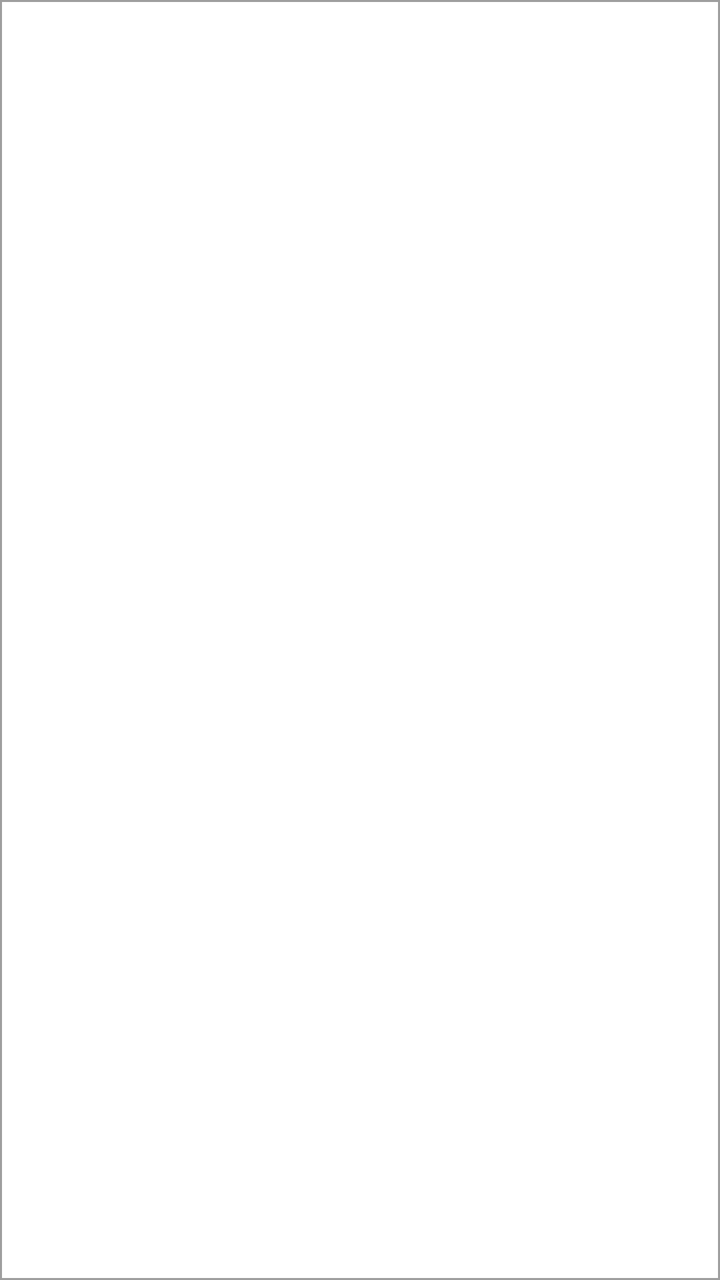
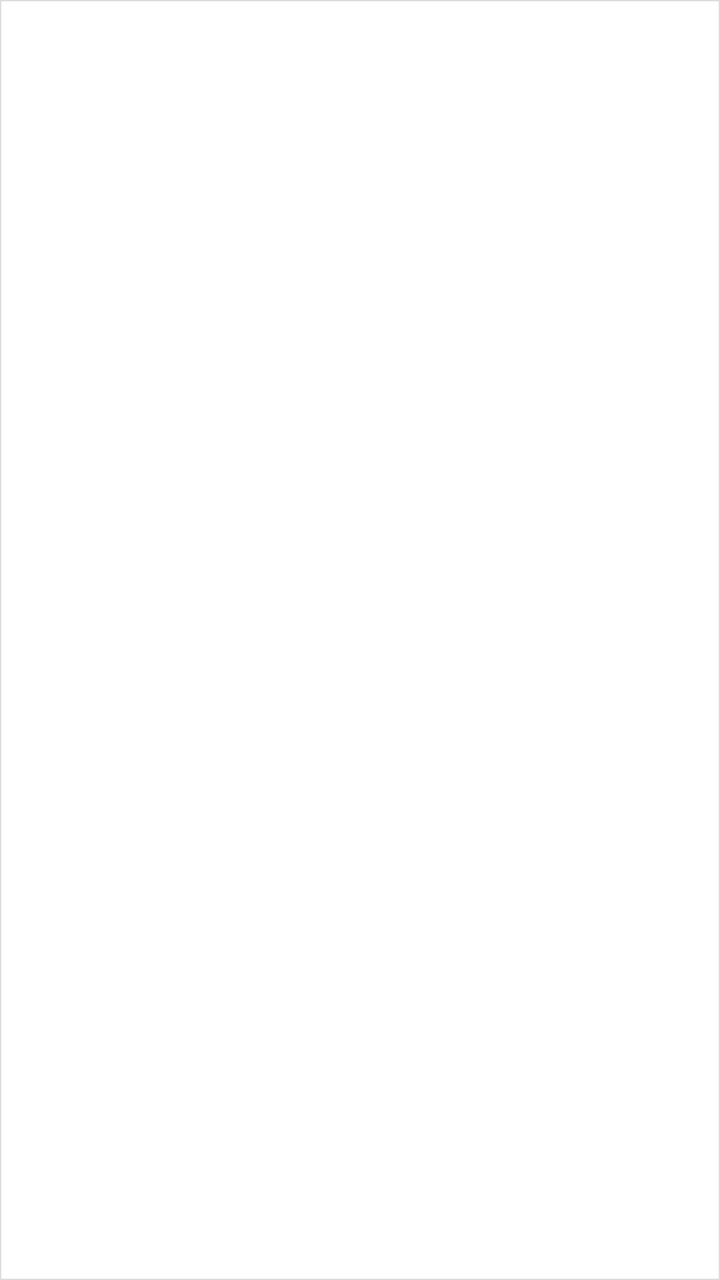

Screens rendered from an Android XML layout before and after an edit, with the pre-edit source and the edit as a unified diff.
<!-- AndroidManifest.xml: application theme Theme.AyyapaTelugu -->
<!-- res/layout/item_telugu_day.xml -->
<?xml version="1.0" encoding="utf-8"?>
<LinearLayout xmlns:android="http://schemas.android.com/apk/res/android"
    android:orientation="vertical"
    android:padding="4dp"
    android:id="@+id/rootLayout"
    android:layout_width="match_parent"
    android:layout_height="wrap_content"
    android:background="@drawable/day_box_bg">

    
    <TextView
        android:id="@+id/tvDate"
        android:layout_width="match_parent"
        android:layout_height="wrap_content"
        android:textSize="18dp"
        android:textStyle="bold"
        android:textColor="#D32F2F"
        android:gravity="center"/>

    

    
    <TextView
        android:id="@+id/tvTithi"
        android:layout_width="match_parent"
        android:layout_height="wrap_content"
        android:textSize="12sp"
        android:textColor="#000"
        android:gravity="center"/>

    
    <TextView
        android:id="@+id/tvNakshatra"
        android:layout_width="match_parent"
        android:layout_height="wrap_content"
        android:textSize="12sp"
        android:textColor="#000"
        android:gravity="center"/>

    
    <TextView
        android:id="@+id/tvSunrise"
        android:layout_width="match_parent"
        android:layout_height="wrap_content"
        android:textSize="12sp"
        android:textColor="#000"
        android:gravity="center"/>

</LinearLayout>
<!-- resources referenced by this layout -->
<resources>
  <!-- drawable day_box_bg (drawable) -->
  <?xml version="1.0" encoding="utf-8"?>
  <shape xmlns:android="http://schemas.android.com/apk/res/android"
      android:shape="rectangle">
  
      <solid android:color="#FFFFFF"/>
  
      <stroke
          android:width="1dp"
          android:color="#9E9E9E"/>
  
      <padding
          android:left="4dp"
          android:top="4dp"
          android:right="4dp"
          android:bottom="4dp"/>
  
  </shape>
  <style name="Theme.AyyapaTelugu" parent="Base.Theme.AyyapaTelugu" />
  <style name="Base.Theme.AyyapaTelugu" parent="Theme.Material3.DayNight.NoActionBar">
          
          
          <item name="windowActionBar">false</item>
          <item name="android:windowNoTitle">true</item>
  
      </style>
</resources>

<!-- the commit's change to res/layout/item_telugu_day.xml (unified diff, before → after) -->
@@ -1,49 +1,37 @@
 <?xml version="1.0" encoding="utf-8"?>
 <LinearLayout xmlns:android="http://schemas.android.com/apk/res/android"
+    android:layout_width="match_parent"
+    android:layout_height="80dp"
     android:orientation="vertical"
-    android:padding="4dp"
-    android:id="@+id/rootLayout"
-    android:layout_width="match_parent"
-    android:layout_height="wrap_content"
-    android:background="@drawable/day_box_bg">
+    android:gravity="center_horizontal"
+    android:padding="2dp"
+    android:background="@drawable/bg_day_cell">
 
-    
     <TextView
         android:id="@+id/tvDate"
-        android:layout_width="match_parent"
+        android:layout_width="wrap_content"
         android:layout_height="wrap_content"
-        android:textSize="18dp"
+        android:textSize="16sp"
         android:textStyle="bold"
-        android:textColor="#D32F2F"
-        android:gravity="center"/>
+        android:textColor="#000000"/>
 
-    
-
-    
     <TextView
         android:id="@+id/tvTithi"
         android:layout_width="match_parent"
         android:layout_height="wrap_content"
-        android:textSize="12sp"
-        android:textColor="#000"
-        android:gravity="center"/>
+        android:gravity="center"
+        android:maxLines="1"
+        android:ellipsize="end"
+        android:textSize="10sp"
+        android:textColor="#BC0F0F"/>
 
-    
     <TextView
         android:id="@+id/tvNakshatra"
         android:layout_width="match_parent"
         android:layout_height="wrap_content"
-        android:textSize="12sp"
-        android:textColor="#000"
-        android:gravity="center"/>
-
-    
-    <TextView
-        android:id="@+id/tvSunrise"
-        android:layout_width="match_parent"
-        android:layout_height="wrap_content"
-        android:textSize="12sp"
-        android:textColor="#000"
-        android:gravity="center"/>
-
+        android:gravity="center"
+        android:maxLines="1"
+        android:ellipsize="end"
+        android:textSize="9sp"
+        android:textColor="#555555"/>
 </LinearLayout>
<!-- resource entries referenced after the edit -->
@@ -1,22 +1,11 @@
 <!-- resources referenced by this layout -->
 <resources>
-  <!-- drawable day_box_bg (drawable) -->
+  <!-- drawable bg_day_cell (drawable) -->
   <?xml version="1.0" encoding="utf-8"?>
   <shape xmlns:android="http://schemas.android.com/apk/res/android"
       android:shape="rectangle">
-  
       <solid android:color="#FFFFFF"/>
-  
-      <stroke
-          android:width="1dp"
-          android:color="#9E9E9E"/>
-  
-      <padding
-          android:left="4dp"
-          android:top="4dp"
-          android:right="4dp"
-          android:bottom="4dp"/>
-  
+      <stroke android:width="0.5dp" android:color="#DDDDDD"/>
   </shape>
   <style name="Theme.AyyapaTelugu" parent="Base.Theme.AyyapaTelugu" />
   <style name="Base.Theme.AyyapaTelugu" parent="Theme.Material3.DayNight.NoActionBar">
